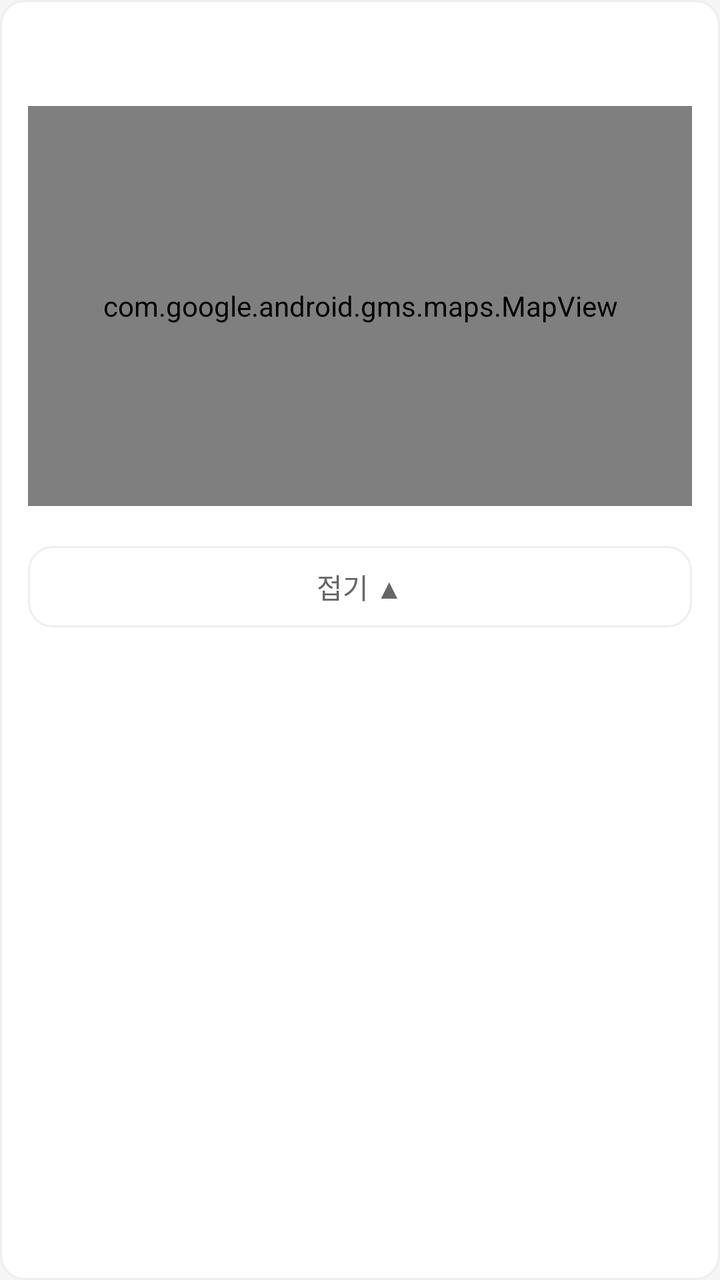
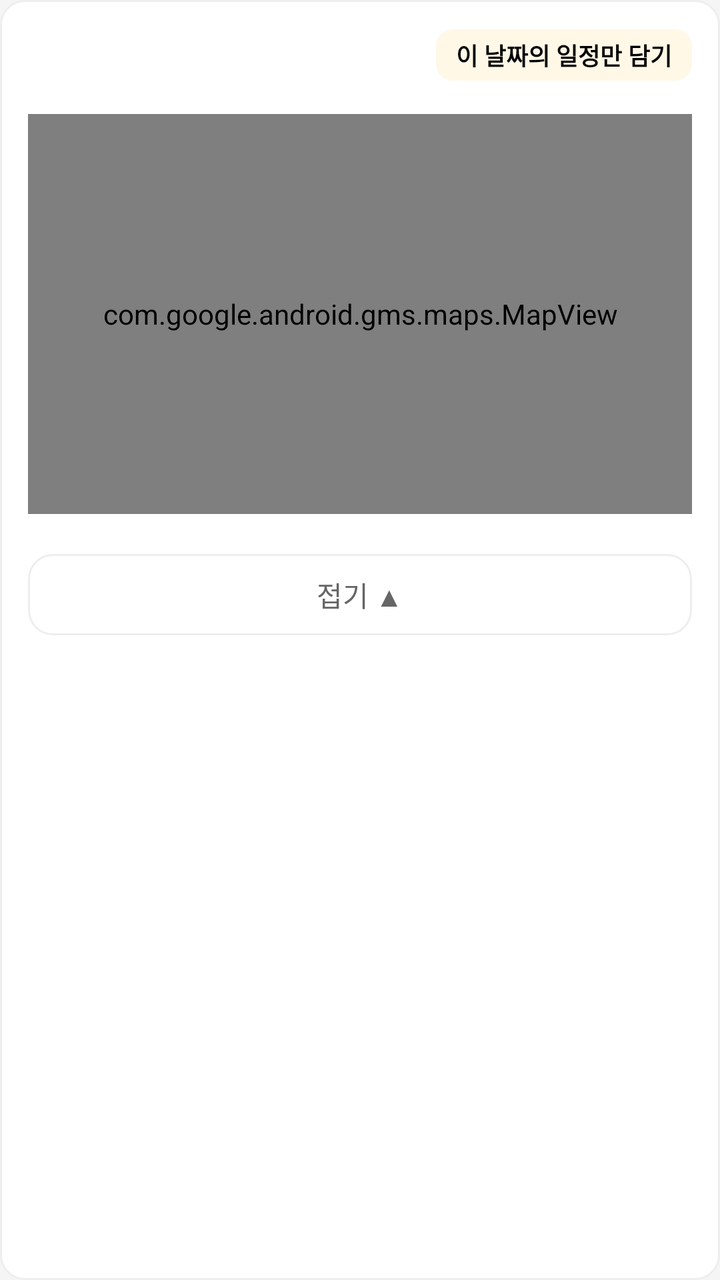

Before-and-after screenshots of an Android layout around one commit, followed by the original layout XML and the change that was made.
<!-- AndroidManifest.xml: application theme AppTheme -->
<!-- res/layout/item_block_map.xml -->
<?xml version="1.0" encoding="utf-8"?>
<LinearLayout xmlns:android="http://schemas.android.com/apk/res/android"
    xmlns:map="http://schemas.android.com/apk/res-auto"
    android:layout_width="match_parent"
    android:layout_height="wrap_content"
    android:orientation="vertical"
    android:layout_marginHorizontal="16dp"
    android:layout_marginVertical="12dp"
    android:background="@drawable/bg_block_card"
    android:padding="14dp">

    
    <TextView
        android:id="@+id/tvBlockMapDayTitle"
        android:layout_width="match_parent"
        android:layout_height="wrap_content"
        android:textColor="#111111"
        android:textSize="20sp"
        android:textStyle="bold" />

    
    <com.google.android.gms.maps.MapView
        android:id="@+id/blockMapView"
        android:layout_width="match_parent"
        android:layout_height="200dp"
        android:layout_marginTop="12dp"
        map:liteMode="true"
        map:mapType="normal" />

    
    <LinearLayout
        android:id="@+id/layoutBlockMapSummary"
        android:layout_width="match_parent"
        android:layout_height="wrap_content"
        android:orientation="vertical"
        android:layout_marginTop="12dp" />

    
    <TextView
        android:id="@+id/btnBlockMapReadMore"
        android:layout_width="match_parent"
        android:layout_height="wrap_content"
        android:layout_marginTop="8dp"
        android:gravity="center"
        android:text="접기 ▲"
        android:textColor="#666666"
        android:textSize="14sp"
        android:paddingVertical="10dp"
        android:background="@drawable/bg_block_card" />
</LinearLayout>
<!-- resources referenced by this layout -->
<resources>
  <!-- drawable bg_block_card (drawable) -->
  <?xml version="1.0" encoding="utf-8"?>
  <shape xmlns:android="http://schemas.android.com/apk/res/android"
      android:shape="rectangle">
      <solid android:color="#FFFFFF" />
      <corners android:radius="12dp" />
      <stroke android:width="1dp" android:color="#EEEEEE" />
  </shape>
  <style name="AppTheme" parent="Theme.MaterialComponents.Light.NoActionBar">
          <item name="colorPrimary">@color/colorPrimary</item>
          <item name="colorPrimaryDark">@color/colorPrimaryDark</item>
          <item name="colorAccent">@color/colorAccent</item>
          <item name="android:windowBackground">#F5F5F5</item>
      </style>
  <color name="colorPrimary">#1565C0</color>
  <color name="colorPrimaryDark">#0D47A1</color>
  <color name="colorAccent">#FF9800</color>
</resources>

<!-- the commit's change to res/layout/item_block_map.xml (unified diff, before → after) -->
@@ -9,16 +9,37 @@
     android:background="@drawable/bg_block_card"
     android:padding="14dp">
 
-    
-    <TextView
-        android:id="@+id/tvBlockMapDayTitle"
+    <RelativeLayout
         android:layout_width="match_parent"
         android:layout_height="wrap_content"
-        android:textColor="#111111"
-        android:textSize="20sp"
-        android:textStyle="bold" />
+        android:layout_marginBottom="4dp">
 
-    
+        <TextView
+            android:id="@+id/tvBlockMapDayTitle"
+            android:layout_width="wrap_content"
+            android:layout_height="wrap_content"
+            android:layout_centerVertical="true"
+            android:layout_alignParentStart="true"
+            android:textColor="#111111"
+            android:textSize="20sp"
+            android:textStyle="bold" />
+
+        <TextView
+            android:id="@+id/btnSaveSingleDay"
+            android:layout_width="wrap_content"
+            android:layout_height="wrap_content"
+            android:layout_alignParentEnd="true"
+            android:layout_centerVertical="true"
+            android:background="@drawable/bg_rounded_border"
+            android:backgroundTint="#FFF8E7"
+            android:paddingHorizontal="10dp"
+            android:paddingVertical="4dp"
+            android:text="이 날짜의 일정만 담기"
+            android:textColor="#000000"
+            android:textSize="12sp"
+            android:textStyle="bold" />
+    </RelativeLayout>
+
     <com.google.android.gms.maps.MapView
         android:id="@+id/blockMapView"
         android:layout_width="match_parent"
@@ -27,7 +48,6 @@
         map:liteMode="true"
         map:mapType="normal" />
 
-    
     <LinearLayout
         android:id="@+id/layoutBlockMapSummary"
         android:layout_width="match_parent"
@@ -35,7 +55,6 @@
         android:orientation="vertical"
         android:layout_marginTop="12dp" />
 
-    
     <TextView
         android:id="@+id/btnBlockMapReadMore"
         android:layout_width="match_parent"
<!-- resource entries referenced after the edit -->
@@ -7,6 +7,19 @@
       <solid android:color="#FFFFFF" />
       <corners android:radius="12dp" />
       <stroke android:width="1dp" android:color="#EEEEEE" />
+  </shape>
+  <!-- drawable bg_rounded_border (drawable) -->
+  <?xml version="1.0" encoding="utf-8"?>
+  <shape xmlns:android="http://schemas.android.com/apk/res/android"
+      android:shape="rectangle">
+  
+      <solid android:color="#FFFFFF" />
+  
+      <stroke
+          android:width="1dp"
+          android:color="#DDDDDD" />
+  
+      <corners android:radius="8dp" />
   </shape>
   <style name="AppTheme" parent="Theme.MaterialComponents.Light.NoActionBar">
           <item name="colorPrimary">@color/colorPrimary</item>
